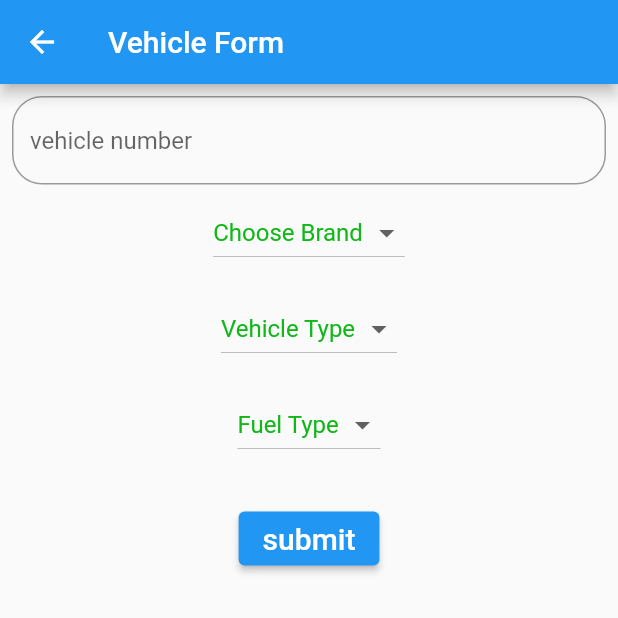
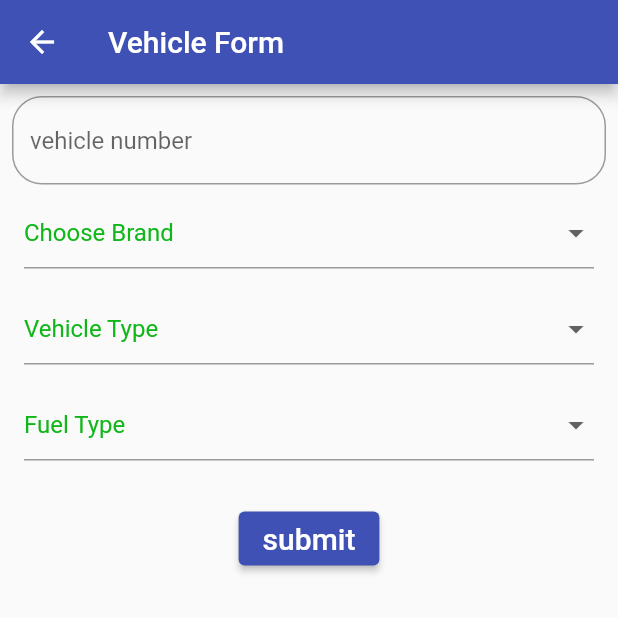
Before and after one commit to bunty5221/vehicleapp, a Flutter app: the screen it shows after launch, after a tap on the "add" icon, on a phone screen of 412 x 824 dp, the top half of it. Run offline on Flutter 3.47's test engine with Material 2 defaults, Android fonts, the phone set to English and light mode, and no system bars; our stand-ins replace cloud_firestore, firebase_core; accounts and stored records are empty.

Commit message:
first commit

```diff
--- a/lib/main.dart
+++ b/lib/main.dart
@@ -19,7 +19,7 @@ class MyApp extends StatelessWidget {
       title: 'Flutter Demo',
       theme: ThemeData(
 
-        primarySwatch: Colors.blue,
+        primarySwatch: Colors.indigo,
       ),
       debugShowCheckedModeBanner: false,
       home: const FirstScreen(),
--- a/lib/view/second_screen.dart
+++ b/lib/view/second_screen.dart
@@ -10,8 +10,10 @@ class SecondScreen extends StatefulWidget {
 
 class _SecondScreenState extends State<SecondScreen> {
   final firestore = FirebaseFirestore.instance.collection('vehicle');
+  List<String> dropdownOptions = ['Option 1', 'Option 2', 'Option 3'];
 
-  var selectedBrand, selectedFuel, selectedVehicle;
+  var selectedBrand, selectedFuel, selectedVehicle,selectedDrop;
+
   final GlobalKey<FormState> _formKeyValue = new GlobalKey<FormState>();
   TextEditingController VehicleNumber = TextEditingController();
   List<String> _BrandName = <String>[
@@ -26,6 +28,7 @@ class _SecondScreenState extends State<SecondScreen> {
     'Petrol',
     'Diesel',
   ];
+
   @override
   Widget build(BuildContext context) {
     return Scaffold(
@@ -51,7 +54,7 @@ class _SecondScreenState extends State<SecondScreen> {
                 Padding(
                   padding: const EdgeInsets.all(8.0),
                   child: Container(
-                    child: DropdownButton(
+                    child: DropdownButtonFormField(
                       borderRadius: BorderRadius.circular(10),
                       items: _BrandName.map((value) => DropdownMenuItem(
                             child: Text(
@@ -79,7 +82,7 @@ class _SecondScreenState extends State<SecondScreen> {
                 Padding(
                   padding: const EdgeInsets.all(8.0),
                   child: Container(
-                    child: DropdownButton(
+                    child: DropdownButtonFormField(
                       borderRadius: BorderRadius.circular(10),
                       items: _VehicleType.map((value) => DropdownMenuItem(
                             child: Text(
@@ -107,7 +110,7 @@ class _SecondScreenState extends State<SecondScreen> {
                 Padding(
                   padding: const EdgeInsets.all(8.0),
                   child: Container(
-                    child: DropdownButton(
+                    child: DropdownButtonFormField(
                       borderRadius: BorderRadius.circular(10),
                       items: _FuelType.map((value) => DropdownMenuItem(
                             child: Text(
@@ -132,11 +135,15 @@ class _SecondScreenState extends State<SecondScreen> {
                     ),
                   ),
                 ),
+
                 SizedBox(
                   height: 20,
                 ),
                 ElevatedButton(
                     onPressed: () {
+                      if(_formKeyValue.currentState!.validate()
+                      ){
+
                         String id =
                         DateTime.now().microsecondsSinceEpoch.toString();
 
@@ -154,6 +161,7 @@ class _SecondScreenState extends State<SecondScreen> {
                           debugPrint("succesful"),
                         })
                             .onError((error, stackTrace) => {});
+                      }
                     },
                     child: Text(
                       "submit",
```
Lines whose indentation alone changed are shown as unchanged.
